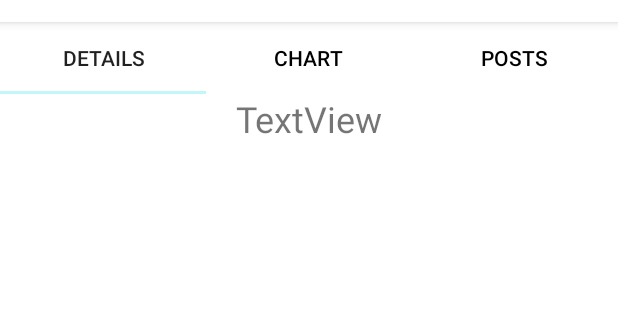
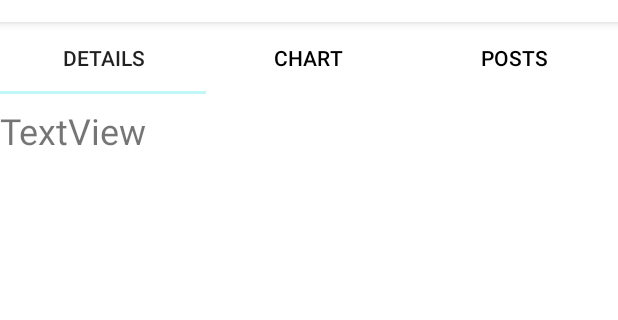
Before and after one commit to cpe305/spring2017-project-michellesfc, an Android app: the screen it shows after launch (SearchActivity), after a tap on "Search", on a phone screen of 412 x 824 dp, the part 62-382 px from its top. Run offline under Robolectric (Android 15) with nearby library versions, the phone set to English and light mode, and no system bars; our stand-ins replace ButterKnife; 1 statement that could not run was skipped.

Commit message:
Fixed detail fragment layout

```diff
--- a/app/src/main/java/com/example/michellegu/avoid/model/PlacesServiceTask.java
+++ b/app/src/main/java/com/example/michellegu/avoid/model/PlacesServiceTask.java
@@ -78,9 +78,7 @@ public class PlacesServiceTask extends AsyncTask<String, Void, String> {
         if(response == null) {
             response = "THERE WAS AN ERROR";
         }
-        // TODO: check this.exception
-        // TODO: do something with the feed
-        //System.out.println(response);
+
         try {
             JSONObject object = new JSONObject(response);
             JSONObject results = object.getJSONObject("result");
@@ -88,7 +86,7 @@ public class PlacesServiceTask extends AsyncTask<String, Void, String> {
             String address = results.getString("formatted_address");
             String name = results.getString("name");
 
-
+            //TODO: store opening hours
             //JSONArray openingHours = results.getJSONObject("opening_hours").getJSONArray("periods");
             //System.out.println(openingHours);
 
--- a/app/src/main/java/com/example/michellegu/avoid/view/ISearchView.java
+++ b/app/src/main/java/com/example/michellegu/avoid/view/ISearchView.java
@@ -1,6 +1,7 @@
 package com.example.michellegu.avoid.view;
 
 import android.support.v4.app.Fragment;
+import android.support.v4.app.FragmentPagerAdapter;
 
 import com.google.android.gms.location.places.Place;
 
@@ -9,5 +10,5 @@ import com.google.android.gms.location.places.Place;
  */
 
 public interface ISearchView {
-    Fragment getFragment(int i);
+    FragmentPagerAdapter getPagerAdapter();
 }
--- a/app/src/main/java/com/example/michellegu/avoid/view/activity/MainActivity.java
+++ b/app/src/main/java/com/example/michellegu/avoid/view/activity/MainActivity.java
@@ -16,8 +16,5 @@ public class MainActivity extends BaseActivity implements IMainView {
         super.onCreate(savedInstanceState);
         setContentView(R.layout.activity_main);
         initToolbar(R.id.menu_toolbar);
-        //String id = "ChIJdzw4-lHw7IAROl_2YvK64JU";
-        //String id = "ChIJJ5n9h7Tx7IARYRUSOnzpAOI";
-        //new PlacesServiceTask().execute(id);
     }
 }
--- a/app/src/main/java/com/example/michellegu/avoid/view/adapter/SearchPagerAdapter.java
+++ b/app/src/main/java/com/example/michellegu/avoid/view/adapter/SearchPagerAdapter.java
@@ -18,7 +18,7 @@ import com.google.android.gms.location.places.Place;
 public class SearchPagerAdapter extends FragmentPagerAdapter {
     private static int NUM_ITEMS = 3;
     private SearchPresenter searchPresenter;
-    private PlaceData place;
+
     public SearchPagerAdapter(FragmentManager fragmentManager, SearchPresenter searchPresenter) {
         super(fragmentManager);
         this.searchPresenter = searchPresenter;
@@ -51,10 +51,9 @@ public class SearchPagerAdapter extends FragmentPagerAdapter {
 
     @Override
     public int getItemPosition(Object object) {
-    // POSITION_NONE makes it possible to reload the PagerAdapter
-        System.out.print("im inside lik");
         if (object instanceof DetailsFragment) {
             ((DetailsFragment) object).updatePlace(searchPresenter.getCurrentPlace());
+            System.out.println("wow updating place:   " + searchPresenter.getCurrentPlace().getAddress() + "   " + searchPresenter.getCurrentPlace());
         }
         return super.getItemPosition(object);
     }
--- a/app/src/main/java/com/example/michellegu/avoid/view/fragment/DetailsFragment.java
+++ b/app/src/main/java/com/example/michellegu/avoid/view/fragment/DetailsFragment.java
@@ -25,14 +25,16 @@ public class DetailsFragment extends Fragment {
     private String title = "Details";
     private int page = 1;
     private PlaceData place;
+
     @BindView(R.id.detailsText) TextView detailsText;
-    @BindView(R.id.tvLabel) TextView tvLabel;
 
     // newInstance constructor for creating fragment with arguments
     public static DetailsFragment newInstance(PlaceData place) {
         Bundle bundle = new Bundle();
         bundle.putParcelable("currentPlace", place);
+
         DetailsFragment fragmentFirst = new DetailsFragment();
+
         fragmentFirst.setArguments(bundle);
         return fragmentFirst;
     }
@@ -40,7 +42,7 @@ public class DetailsFragment extends Fragment {
     public void updatePlace(PlaceData place) {
         if(place != null) {
             this.place = place;
-            tvLabel.setText(place.getName() + " " + place.getAddress());
+            detailsText.setText(place.getName() + " " + place.getAddress());
         }
     }
 
@@ -53,14 +55,12 @@ public class DetailsFragment extends Fragment {
 
     // Inflate the view for the fragment based on layout XML
     @Override
-    public View onCreateView(LayoutInflater inflater, ViewGroup container,
-                             Bundle savedInstanceState) {
-        super.onCreateView(inflater,container,savedInstanceState);
+    public View onCreateView(LayoutInflater inflater, ViewGroup container, Bundle savedInstanceState) {
         View view = inflater.inflate(R.layout.fragment_details, container, false);
         ButterKnife.bind(this, view);
 
         if(place != null) {
-            tvLabel.setText(place.getName() + " " + place.getAddress());
+            detailsText.setText(place.getName() + " " + place.getAddress());
         }
         return view;
     }
--- a/app/src/main/res/layout/activity_search.xml
+++ b/app/src/main/res/layout/activity_search.xml
@@ -27,24 +27,13 @@
 
     <android.support.v4.view.ViewPager
         android:id="@+id/viewpager"
-        android:layout_width="wrap_content"
+        android:layout_width="match_parent"
         android:layout_height="wrap_content"
-        android:layout_weight="1"
         android:background="@android:color/white"
         app:layout_constraintLeft_toLeftOf="parent"
         app:layout_constraintRight_toRightOf="parent"
         app:layout_constraintHorizontal_bias="1.0"
         app:layout_constraintTop_toBottomOf="@+id/tabLayout" />
 
-    <!--<TextView
-        android:id="@+id/placeTextView"
-        android:layout_width="wrap_content"
-        android:layout_height="wrap_content"
-        android:textSize="25sp"
-        app:layout_constraintLeft_toLeftOf="parent"
-        app:layout_constraintRight_toRightOf="parent"
-        app:layout_constraintTop_toTopOf="@+id/viewpager"
-        android:layout_marginTop="100dp" />-->
-
 
 </android.support.constraint.ConstraintLayout>
--- a/app/src/main/res/layout/fragment_details.xml
+++ b/app/src/main/res/layout/fragment_details.xml
@@ -7,24 +7,13 @@
     android:id = "@+id/detailsFragment">
 
     <TextView
-        android:id="@+id/tvLabel"
+        android:id="@+id/detailsText"
         android:layout_width="wrap_content"
         android:layout_height="wrap_content"
         android:text="TextView"
         android:textSize="24sp"
-        tools:layout_editor_absoluteY="502dp"
-        app:layout_constraintLeft_toLeftOf="parent"
-        app:layout_constraintRight_toRightOf="parent" />
-
-    <TextView
-        android:id="@+id/detailsText"
-        android:layout_width="wrap_content"
-        android:layout_height="wrap_content"
-        android:text="TextView"
-        android:textSize="25sp"
-        app:layout_constraintLeft_toLeftOf="parent"
-        app:layout_constraintRight_toRightOf="parent"
-        android:layout_marginBottom="200dp"
-        app:layout_constraintBottom_toTopOf="@+id/tvLabel" />
+        tools:layout_editor_absoluteX="3dp"
+        app:layout_constraintTop_toTopOf="parent"
+        android:layout_marginTop="8dp" />
 
 </android.support.constraint.ConstraintLayout>
```
Also changed, not shown: app/src/main/java/com/example/michellegu/avoid/presenter/SearchPresenter.java (+2 -10 lines), app/src/main/java/com/example/michellegu/avoid/view/activity/SearchActivity.java (+1 -31 lines).
